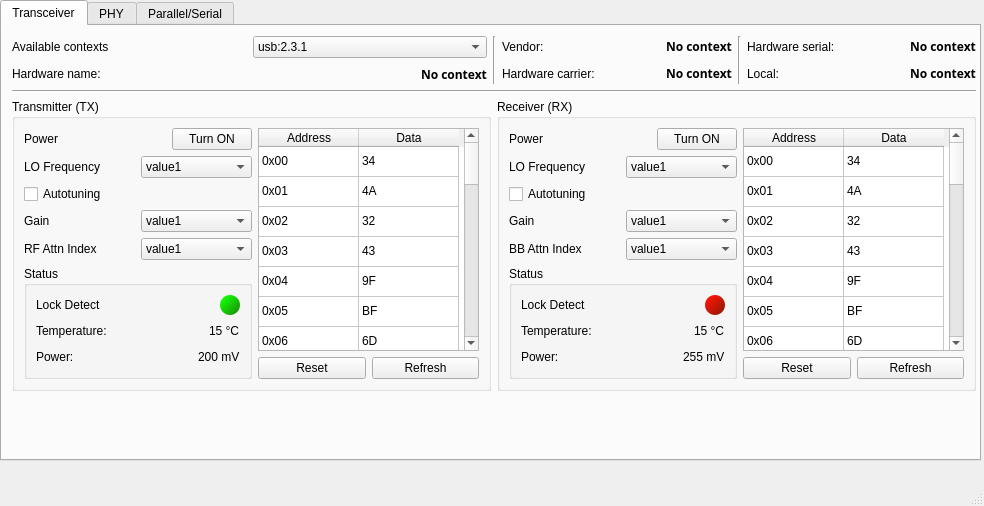
tcoroian/WC60GHZ_APP, file alternativewindow.ui: the form before one commit.
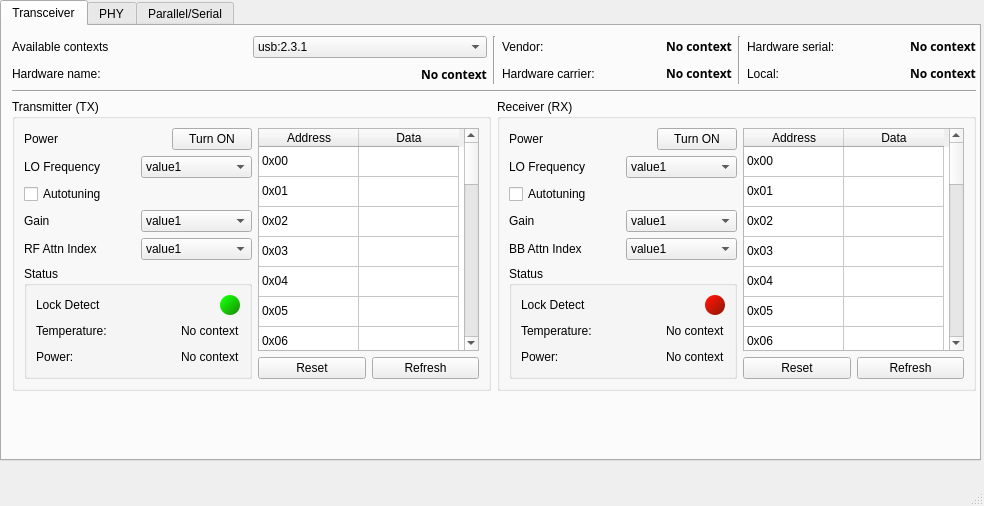
The form after the commit.

Diff of the .ui file:
```diff
--- a/alternativewindow.ui
+++ b/alternativewindow.ui
@@ -503,7 +503,7 @@
                           <item>
                            <widget class="QLabel" name="lbl_temp_tx_dyn">
                             <property name="text">
-                             <string>15 °C</string>
+                             <string>No context</string>
                             </property>
                            </widget>
                           </item>
@@ -534,7 +534,7 @@
                           <item>
                            <widget class="QLabel" name="lbl_power_usage_tx_dyn">
                             <property name="text">
-                             <string>200 mV</string>
+                             <string>No context</string>
                             </property>
                            </widget>
                           </item>
@@ -717,7 +717,7 @@
                      </item>
                      <item row="0" column="1">
                       <property name="text">
-                       <string>34</string>
+                       <string/>
                       </property>
                      </item>
                      <item row="1" column="0">
@@ -727,7 +727,7 @@
                      </item>
                      <item row="1" column="1">
                       <property name="text">
-                       <string>4A</string>
+                       <string/>
                       </property>
                      </item>
                      <item row="2" column="0">
@@ -737,7 +737,7 @@
                      </item>
                      <item row="2" column="1">
                       <property name="text">
-                       <string>32</string>
+                       <string/>
                       </property>
                      </item>
                      <item row="3" column="0">
@@ -747,7 +747,7 @@
                      </item>
                      <item row="3" column="1">
                       <property name="text">
-                       <string>43</string>
+                       <string/>
                       </property>
                      </item>
                      <item row="4" column="0">
@@ -757,7 +757,7 @@
                      </item>
                      <item row="4" column="1">
                       <property name="text">
-                       <string>9F</string>
+                       <string/>
                       </property>
                      </item>
                      <item row="5" column="0">
@@ -767,7 +767,7 @@
                      </item>
                      <item row="5" column="1">
                       <property name="text">
-                       <string>BF</string>
+                       <string/>
                       </property>
                      </item>
                      <item row="6" column="0">
@@ -777,7 +777,7 @@
                      </item>
                      <item row="6" column="1">
                       <property name="text">
-                       <string>6D</string>
+                       <string/>
                       </property>
                      </item>
                      <item row="7" column="0">
@@ -787,7 +787,7 @@
                      </item>
                      <item row="7" column="1">
                       <property name="text">
-                       <string>90</string>
+                       <string/>
                       </property>
                      </item>
                      <item row="8" column="0">
@@ -797,7 +797,7 @@
                      </item>
                      <item row="8" column="1">
                       <property name="text">
-                       <string>40</string>
+                       <string/>
                       </property>
                      </item>
                      <item row="9" column="0">
@@ -807,7 +807,7 @@
                      </item>
                      <item row="9" column="1">
                       <property name="text">
-                       <string>36</string>
+                       <string/>
                       </property>
                      </item>
                      <item row="10" column="0">
@@ -817,7 +817,7 @@
                      </item>
                      <item row="10" column="1">
                       <property name="text">
-                       <string>BB</string>
+                       <string/>
                       </property>
                      </item>
                      <item row="11" column="0">
@@ -827,7 +827,7 @@
                      </item>
                      <item row="11" column="1">
                       <property name="text">
-                       <string>46</string>
+                       <string/>
                       </property>
                      </item>
                      <item row="12" column="0">
@@ -837,7 +837,7 @@
                      </item>
                      <item row="12" column="1">
                       <property name="text">
-                       <string>02</string>
+                       <string/>
                       </property>
                      </item>
                      <item row="13" column="0">
@@ -847,7 +847,7 @@
                      </item>
                      <item row="13" column="1">
                       <property name="text">
-                       <string>1D</string>
+                       <string/>
                       </property>
                      </item>
                      <item row="14" column="0">
@@ -857,7 +857,7 @@
                      </item>
                      <item row="14" column="1">
                       <property name="text">
-                       <string>12</string>
+                       <string/>
                       </property>
                      </item>
                      <item row="15" column="0">
@@ -867,7 +867,7 @@
                      </item>
                      <item row="15" column="1">
                       <property name="text">
-                       <string>05</string>
+                       <string/>
                       </property>
                      </item>
                      <item row="16" column="0">
@@ -877,7 +877,7 @@
                      </item>
                      <item row="16" column="1">
                       <property name="text">
-                       <string>62</string>
+                       <string/>
                       </property>
                      </item>
                      <item row="17" column="0">
@@ -887,7 +887,7 @@
                      </item>
                      <item row="17" column="1">
                       <property name="text">
-                       <string>C1</string>
+                       <string/>
                       </property>
                      </item>
                      <item row="18" column="0">
@@ -897,7 +897,7 @@
                      </item>
                      <item row="18" column="1">
                       <property name="text">
-                       <string>1D</string>
+                       <string/>
                       </property>
                      </item>
                      <item row="19" column="0">
@@ -907,7 +907,7 @@
                      </item>
                      <item row="19" column="1">
                       <property name="text">
-                       <string>41</string>
+                       <string/>
                       </property>
                      </item>
                      <item row="20" column="0">
@@ -917,7 +917,7 @@
                      </item>
                      <item row="20" column="1">
                       <property name="text">
-                       <string>32</string>
+                       <string/>
                       </property>
                      </item>
                      <item row="21" column="0">
@@ -927,7 +927,7 @@
                      </item>
                      <item row="21" column="1">
                       <property name="text">
-                       <string>9B</string>
+                       <string/>
                       </property>
                      </item>
                      <item row="22" column="0">
@@ -937,7 +937,7 @@
                      </item>
                      <item row="22" column="1">
                       <property name="text">
-                       <string>BF</string>
+                       <string/>
                       </property>
                      </item>
                      <item row="23" column="0">
@@ -947,7 +947,7 @@
                      </item>
                      <item row="23" column="1">
                       <property name="text">
-                       <string>51</string>
+                       <string/>
                       </property>
                      </item>
                      <item row="24" column="0">
@@ -957,7 +957,7 @@
                      </item>
                      <item row="24" column="1">
                       <property name="text">
-                       <string>24</string>
+                       <string/>
                       </property>
                      </item>
                      <item row="25" column="0">
@@ -967,7 +967,7 @@
                      </item>
                      <item row="25" column="1">
                       <property name="text">
-                       <string>71</string>
+                       <string/>
                       </property>
                      </item>
                      <item row="26" column="0">
@@ -977,7 +977,7 @@
                      </item>
                      <item row="26" column="1">
                       <property name="text">
-                       <string>C5</string>
+                       <string/>
                       </property>
                      </item>
                      <item row="27" column="0">
@@ -987,7 +987,7 @@
                      </item>
                      <item row="27" column="1">
                       <property name="text">
-                       <string>23</string>
+                       <string/>
                       </property>
                      </item>
                     </widget>
@@ -1218,7 +1218,7 @@
                           <item>
                            <widget class="QLabel" name="lbl_temp_rx_dyn">
                             <property name="text">
-                             <string>15 °C</string>
+                             <string>No context</string>
                             </property>
                            </widget>
                           </item>
@@ -1249,7 +1249,7 @@
                           <item>
                            <widget class="QLabel" name="lbl_power_usage_rx_dyn">
                             <property name="text">
-                             <string>255 mV</string>
+                             <string>No context</string>
                             </property>
                            </widget>
                           </item>
@@ -1432,7 +1432,7 @@
                      </item>
                      <item row="0" column="1">
                       <property name="text">
-                       <string>34</string>
+                       <string/>
                       </property>
                      </item>
                      <item row="1" column="0">
@@ -1442,7 +1442,7 @@
                      </item>
                      <item row="1" column="1">
                       <property name="text">
-                       <string>4A</string>
+                       <string/>
                       </property>
                      </item>
                      <item row="2" column="0">
@@ -1452,7 +1452,7 @@
                      </item>
                      <item row="2" column="1">
                       <property name="text">
-                       <string>32</string>
+                       <string/>
                       </property>
                      </item>
                      <item row="3" column="0">
@@ -1462,7 +1462,7 @@
                      </item>
                      <item row="3" column="1">
                       <property name="text">
-                       <string>43</string>
+                       <string/>
                       </property>
                      </item>
                      <item row="4" column="0">
@@ -1472,7 +1472,7 @@
                      </item>
                      <item row="4" column="1">
                       <property name="text">
-                       <string>9F</string>
+                       <string/>
                       </property>
                      </item>
                      <item row="5" column="0">
@@ -1482,7 +1482,7 @@
                      </item>
                      <item row="5" column="1">
                       <property name="text">
-                       <string>BF</string>
+                       <string/>
                       </property>
                      </item>
                      <item row="6" column="0">
@@ -1492,7 +1492,7 @@
                      </item>
                      <item row="6" column="1">
                       <property name="text">
-                       <string>6D</string>
+                       <string/>
                       </property>
                      </item>
                      <item row="7" column="0">
@@ -1502,7 +1502,7 @@
                      </item>
                      <item row="7" column="1">
                       <property name="text">
-                       <string>90</string>
+                       <string/>
                       </property>
                      </item>
                      <item row="8" column="0">
@@ -1512,7 +1512,7 @@
                      </item>
                      <item row="8" column="1">
                       <property name="text">
-                       <string>40</string>
+                       <string/>
                       </property>
                      </item>
                      <item row="9" column="0">
@@ -1522,7 +1522,7 @@
                      </item>
                      <item row="9" column="1">
                       <property name="text">
-                       <string>36</string>
+                       <string/>
                       </property>
                      </item>
                      <item row="10" column="0">
@@ -1532,7 +1532,7 @@
                      </item>
                      <item row="10" column="1">
                       <property name="text">
-                       <string>BB</string>
+                       <string/>
                       </property>
                      </item>
                      <item row="11" column="0">
@@ -1542,7 +1542,7 @@
                      </item>
                      <item row="11" column="1">
                       <property name="text">
-                       <string>46</string>
+                       <string/>
                       </property>
                      </item>
                      <item row="12" column="0">
@@ -1552,7 +1552,7 @@
                      </item>
                      <item row="12" column="1">
                       <property name="text">
-                       <string>02</string>
+                       <string/>
                       </property>
                      </item>
                      <item row="13" column="0">
@@ -1562,7 +1562,7 @@
                      </item>
                      <item row="13" column="1">
                       <property name="text">
-                       <string>1D</string>
+                       <string/>
                       </property>
                      </item>
                      <item row="14" column="0">
@@ -1572,7 +1572,7 @@
                      </item>
                      <item row="14" column="1">
                       <property name="text">
-                       <string>12</string>
+                       <string/>
                       </property>
                      </item>
                      <item row="15" column="0">
@@ -1582,7 +1582,7 @@
                      </item>
                      <item row="15" column="1">
                       <property name="text">
-                       <string>05</string>
+                       <string/>
                       </property>
                      </item>
                      <item row="16" column="0">
@@ -1592,7 +1592,7 @@
                      </item>
                      <item row="16" column="1">
                       <property name="text">
-                       <string>62</string>
+                       <string/>
                       </property>
                      </item>
                      <item row="17" column="0">
@@ -1602,7 +1602,7 @@
                      </item>
                      <item row="17" column="1">
                       <property name="text">
-                       <string>C1</string>
+                       <string/>
                       </property>
                      </item>
                      <item row="18" column="0">
@@ -1612,7 +1612,7 @@
                      </item>
                      <item row="18" column="1">
                       <property name="text">
-                       <string>1D</string>
+                       <string/>
                       </property>
                      </item>
                      <item row="19" column="0">
@@ -1622,7 +1622,7 @@
                      </item>
                      <item row="19" column="1">
                       <property name="text">
-                       <string>41</string>
+                       <string/>
                       </property>
                      </item>
                      <item row="20" column="0">
@@ -1632,7 +1632,7 @@
                      </item>
                      <item row="20" column="1">
                       <property name="text">
-                       <string>32</string>
+                       <string/>
                       </property>
                      </item>
                      <item row="21" column="0">
@@ -1642,7 +1642,7 @@
                      </item>
                      <item row="21" column="1">
                       <property name="text">
-                       <string>9B</string>
+                       <string/>
                       </property>
                      </item>
                      <item row="22" column="0">
@@ -1652,7 +1652,7 @@
                      </item>
                      <item row="22" column="1">
                       <property name="text">
-                       <string>BF</string>
+                       <string/>
                       </property>
                      </item>
                      <item row="23" column="0">
@@ -1662,7 +1662,7 @@
                      </item>
                      <item row="23" column="1">
                       <property name="text">
-                       <string>51</string>
+                       <string/>
                       </property>
                      </item>
                      <item row="24" column="0">
@@ -1672,7 +1672,7 @@
                      </item>
                      <item row="24" column="1">
                       <property name="text">
-                       <string>24</string>
+                       <string/>
                       </property>
                      </item>
                      <item row="25" column="0">
@@ -1682,7 +1682,7 @@
                      </item>
                      <item row="25" column="1">
                       <property name="text">
-                       <string>71</string>
+                       <string/>
                       </property>
                      </item>
                      <item row="26" column="0">
@@ -1692,7 +1692,7 @@
                      </item>
                      <item row="26" column="1">
                       <property name="text">
-                       <string>C5</string>
+                       <string/>
                       </property>
                      </item>
                      <item row="27" column="0">
@@ -1702,7 +1702,7 @@
                      </item>
                      <item row="27" column="1">
                       <property name="text">
-                       <string>23</string>
+                       <string/>
                       </property>
                      </item>
                     </widget>
```
